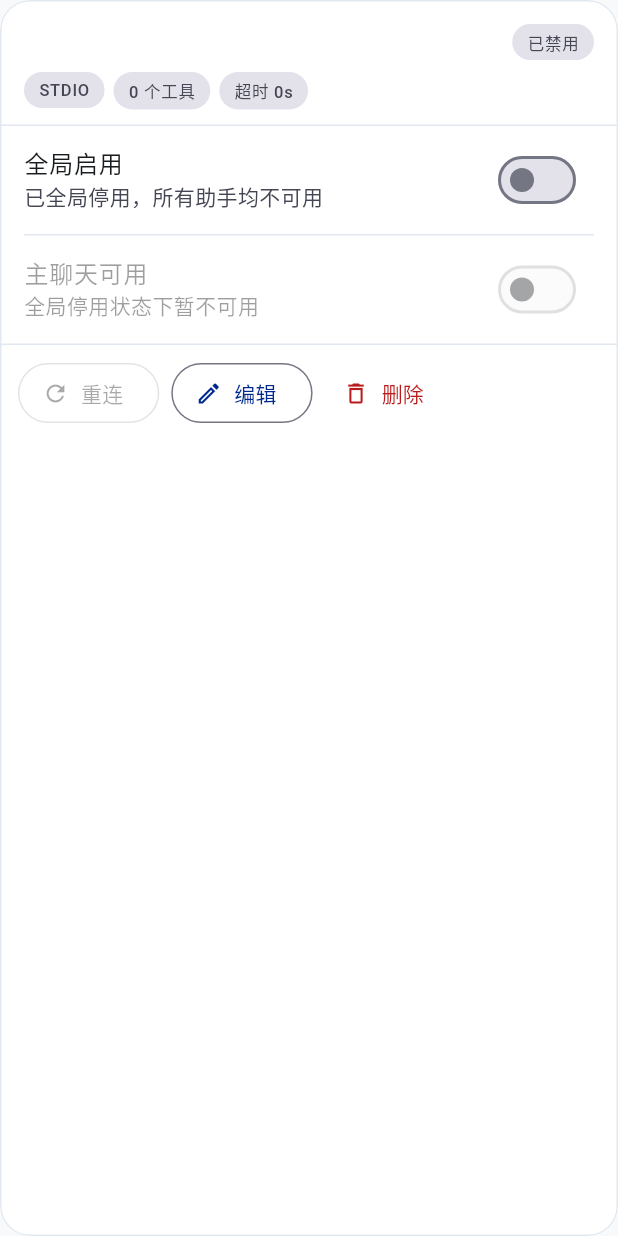
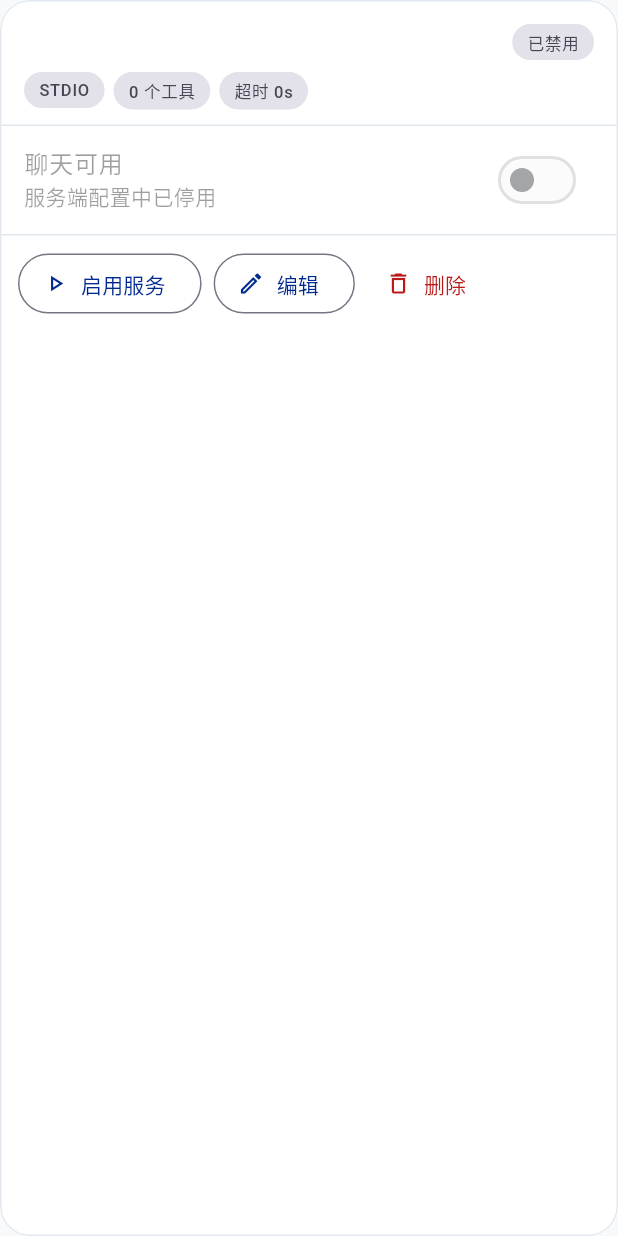
Before and after one commit to yaotutu/pi-muse-flutter, a Flutter app: the _McpServerCard widget shown alone on an empty page, opened directly with empty values, on a phone screen of 412 x 824 dp. Run offline on Flutter 3.47's test engine with Material 3 defaults, Android fonts, the phone set to English and light mode, and no system bars; our stand-ins replace flutter_markdown_plus, flutter_secure_storage, material_ui, shared_preferences; missing offline and left inert: dart:ffi, markdown; accounts and stored records are empty.

Commit message:
refactor(settings): simplify MCP chat switch and rename Subagent

```diff
--- a/lib/src/chat_page.dart
+++ b/lib/src/chat_page.dart
@@ -222,7 +222,7 @@ class _ChatPageState extends State<ChatPage> {
               ),
               ListTile(
                 leading: const Icon(Icons.smart_toy_outlined),
-                title: const Text('专职助手'),
+                title: const Text('Subagent'),
                 enabled: !_chat.expired,
                 trailing: const Icon(Icons.chevron_right),
                 onTap: _chat.expired
--- a/lib/src/mcp_page.dart
+++ b/lib/src/mcp_page.dart
@@ -85,10 +85,10 @@ class _McpPageState extends State<McpPage> {
     }
   }
 
-  Future<void> _toggleGlobalEnabled(McpServer server, bool enabled) =>
-      _runServerAction(
+  Future<void> _enableServer(McpServer server) => _runServerAction(
     server.name,
-        () => _client.patchServer(server.name, enabled: enabled),
+    () => _client.patchServer(server.name, enabled: true),
+    successMessage: '已启用 ${server.name}',
   );
 
   Future<void> _toggleAssistantEnabled(McpServer server, bool enabled) {
@@ -113,7 +113,7 @@ class _McpPageState extends State<McpPage> {
       context: context,
       builder: (context) => AlertDialog(
         title: Text('删除「${server.name}」？'),
-        content: const Text('删除后将立即断开连接，并从全局配置与已授权的专职助手中移除。'),
+        content: const Text('删除后将立即断开连接，并从全局列表与已开启该服务的 Subagent 中移除。'),
         actions: [
           TextButton(
             onPressed: () => Navigator.pop(context, false),
@@ -219,7 +219,7 @@ class _McpPageState extends State<McpPage> {
               const SizedBox(width: 12),
               Expanded(
                 child: Text(
-                  '在此统一管理全局 MCP 服务。已启用的服务对主聊天默认开启（可单独关闭），对专职助手默认关闭（可在「专职助手」按需开启）。',
+                  '这里维护全局 MCP 服务列表。新增服务默认对聊天开启、对 Subagent 关闭；可在此单独控制聊天是否使用，或在「Subagent」中按需开启。',
                   style: theme.textTheme.bodySmall?.copyWith(
                     color: colors.onSurfaceVariant,
                   ),
@@ -295,7 +295,7 @@ class _McpPageState extends State<McpPage> {
               server: server,
               assistantServer: overview.assistantServers[server.name],
               busy: _pending.contains(server.name),
-              onToggleGlobal: (value) => _toggleGlobalEnabled(server, value),
+              onEnable: () => _enableServer(server),
               onToggleAssistant: (value) =>
                   _toggleAssistantEnabled(server, value),
               onReconnect: () => _runServerAction(
@@ -318,7 +318,7 @@ class _McpServerCard extends StatelessWidget {
     required this.server,
     required this.assistantServer,
     required this.busy,
-    required this.onToggleGlobal,
+    required this.onEnable,
     required this.onToggleAssistant,
     required this.onReconnect,
     required this.onEdit,
@@ -328,7 +328,7 @@ class _McpServerCard extends StatelessWidget {
   final McpServer server;
   final McpAssistantServer? assistantServer;
   final bool busy;
-  final ValueChanged<bool> onToggleGlobal;
+  final VoidCallback onEnable;
   final ValueChanged<bool> onToggleAssistant;
   final VoidCallback onReconnect;
   final VoidCallback onEdit;
@@ -487,22 +487,13 @@ class _McpServerCard extends StatelessWidget {
           ),
           const Divider(height: 1),
           SwitchListTile(
-            title: const Text('全局启用'),
-            subtitle: Text(
-              server.enabled ? '全局托管开启中，供主聊天或专职助手使用' : '已全局停用，所有助手均不可用',
-            ),
-            value: server.enabled,
-            onChanged: busy ? null : onToggleGlobal,
-          ),
-          const Divider(height: 1, indent: 16, endIndent: 16),
-          SwitchListTile(
-            title: const Text('主聊天可用'),
+            title: const Text('聊天可用'),
             subtitle: Text(
               !server.enabled
-                  ? '全局停用状态下暂不可用'
+                  ? '服务端配置中已停用'
                   : assistantEnabled
-                  ? '默认对主聊天开启，可随时单独关闭'
-                  : '已在主聊天停用（不影响专职助手按需使用）',
+                  ? '聊天默认开启，可随时关闭'
+                  : '已对聊天关闭，不影响 Subagent 按需开启',
             ),
             value: assistantEnabled,
             onChanged: (!server.enabled || busy) ? null : onToggleAssistant,
@@ -563,8 +554,15 @@ class _McpServerCard extends StatelessWidget {
               spacing: 8,
               runSpacing: 4,
               children: [
+                if (!server.enabled)
                   OutlinedButton.icon(
-                  onPressed: (!server.enabled || busy) ? null : onReconnect,
+                    onPressed: busy ? null : onEnable,
+                    icon: const Icon(Icons.play_arrow_outlined, size: 18),
+                    label: const Text('启用服务'),
+                  )
+                else
+                  OutlinedButton.icon(
+                    onPressed: busy ? null : onReconnect,
                     icon: const Icon(Icons.refresh, size: 18),
                     label: const Text('重连'),
                   ),
@@ -624,7 +622,6 @@ class _McpServerEditorPageState extends State<_McpServerEditorPage> {
   late final TextEditingController _cwdController;
 
   late McpTransport _transport;
-  late bool _enabled;
   late bool _replaceConnection;
   final List<_KeyValueEntry> _headers = [];
   final List<_KeyValueEntry> _envs = [];
@@ -651,7 +648,6 @@ class _McpServerEditorPageState extends State<_McpServerEditorPage> {
     );
     _cwdController = TextEditingController(text: existing?.cwd ?? '');
     _transport = existing?.transport ?? McpTransport.http;
-    _enabled = existing?.enabled ?? true;
     _replaceConnection = existing == null;
     if (existing != null) {
       for (final key in existing.headerNames) {
@@ -711,7 +707,6 @@ class _McpServerEditorPageState extends State<_McpServerEditorPage> {
       if (existing != null && !_replaceConnection) {
         await widget.client.patchServer(
           existing.name,
-          enabled: _enabled,
           description: description,
           timeout: timeout,
         );
@@ -719,7 +714,7 @@ class _McpServerEditorPageState extends State<_McpServerEditorPage> {
         final name = existing?.name ?? _nameController.text.trim();
         final body = <String, dynamic>{
           'type': _transport == McpTransport.http ? 'http' : 'stdio',
-          'enabled': _enabled,
+          'enabled': true,
           'timeout': timeout,
           if (description.isNotEmpty) 'description': description,
         };
@@ -810,16 +805,6 @@ class _McpServerEditorPageState extends State<_McpServerEditorPage> {
                       },
                     ),
                   const SizedBox(height: 16),
-                  SwitchListTile(
-                    contentPadding: EdgeInsets.zero,
-                    title: const Text('全局启用'),
-                    subtitle: const Text('保存后立即尝试连接该 MCP 服务'),
-                    value: _enabled,
-                    onChanged: _saving
-                        ? null
-                        : (val) => setState(() => _enabled = val),
-                  ),
-                  const SizedBox(height: 8),
                   TextFormField(
                     controller: _descriptionController,
                     enabled: !_saving,
@@ -853,7 +838,7 @@ class _McpServerEditorPageState extends State<_McpServerEditorPage> {
                     SwitchListTile(
                       contentPadding: EdgeInsets.zero,
                       title: const Text('重新配置连接与凭据参数'),
-                      subtitle: const Text('仅修改说明/超时/启停时保持关闭即可安全保留原密钥'),
+                      subtitle: const Text('仅修改说明或超时时保持关闭即可安全保留原密钥'),
                       value: _replaceConnection,
                       onChanged: _saving
                           ? null
--- a/lib/src/subagents.dart
+++ b/lib/src/subagents.dart
@@ -344,7 +344,7 @@ String subagentErrorMessage(Object error) {
     if (error.status == 401) return '登录已失效，请重新连接服务器';
     return switch (error.code) {
       'INVALID_INPUT' => '内容格式无效或超出长度限制',
-      'NOT_FOUND' => '专职助手或关联服务不存在',
+      'NOT_FOUND' => 'Subagent 或关联服务不存在',
       'SERVICE_UNAVAILABLE' => '服务暂不可用，请稍后重试',
       _ => switch (error.status) {
         408 => '请求超时，请稍后重试',
--- a/lib/src/subagents_page.dart
+++ b/lib/src/subagents_page.dart
@@ -82,7 +82,7 @@ class _SubagentsPageState extends State<SubagentsPage> {
     final colors = theme.colorScheme;
     return Scaffold(
       appBar: AppBar(
-        title: const Text('专职助手'),
+        title: const Text('Subagent'),
         actions: [
           IconButton(
             onPressed: _loading ? null : () => _reload(showSpinner: false),
@@ -144,7 +144,7 @@ class _SubagentsPageState extends State<SubagentsPage> {
               const SizedBox(width: 12),
               Expanded(
                 child: Text(
-                  '查看系统内置的专职助手能力、系统提示词，编辑关联领域指令，并为支持对话路由的助手按需授权外部 MCP 服务。',
+                  '查看系统内置的 Subagent 能力与系统提示词，编辑关联领域指令，并为支持对话路由的 Subagent 按需开启 MCP 服务。',
                   style: theme.textTheme.bodySmall?.copyWith(
                     color: colors.onSurfaceVariant,
                   ),
@@ -504,7 +504,7 @@ class _SubagentDetailPageState extends State<SubagentDetailPage> {
               if (summary.routingHint != null) ...[
                 const SizedBox(height: 12),
                 Text(
-                  '主聊天路由说明',
+                  '路由说明',
                   style: theme.textTheme.labelMedium?.copyWith(
                     color: colors.onSurfaceVariant,
                   ),
@@ -549,8 +549,8 @@ class _SubagentDetailPageState extends State<SubagentDetailPage> {
                     const SizedBox(height: 6),
                     Text(
                       selection.editable
-                          ? '默认对所有专职助手关闭。仅开启此处列表中的服务后，该助手才可在聊天任务中使用对应 MCP 工具。'
-                          : '该助手仅在后台执行固定结构化任务，暂不支持绑定外部 MCP 服务。',
+                          ? '读取全局 MCP 列表，默认全部关闭。开启后，该 Subagent 在处理对话任务时即可调用对应服务。'
+                          : '该 Subagent 仅在后台执行固定结构化任务，不支持绑定外部 MCP 服务。',
                       style: theme.textTheme.bodySmall?.copyWith(
                         color: colors.onSurfaceVariant,
                       ),
@@ -562,7 +562,7 @@ class _SubagentDetailPageState extends State<SubagentDetailPage> {
                 Padding(
                   padding: const EdgeInsets.fromLTRB(16, 4, 16, 16),
                   child: Text(
-                    '暂无全局 MCP 服务，请先在「设置 → MCP 服务」中添加。',
+                    '暂无 MCP 服务，请先在「设置 → MCP 服务」中添加。',
                     style: theme.textTheme.bodySmall?.copyWith(
                       color: colors.onSurfaceVariant,
                     ),
@@ -576,7 +576,7 @@ class _SubagentDetailPageState extends State<SubagentDetailPage> {
                     subtitle: Text(
                       [
                         '${server.transport.label} · ${server.status.label} · ${server.toolCount} 个工具',
-                        if (!server.globalEnabled) '全局已停用（需在 MCP 服务总开关启用后生效）',
+                        if (!server.globalEnabled) '服务端配置中已停用',
                         if (server.description.isNotEmpty) server.description,
                       ].join('\n'),
                     ),
```
Also changed, not shown: 2 other files. Lines whose indentation alone changed are shown as unchanged.
